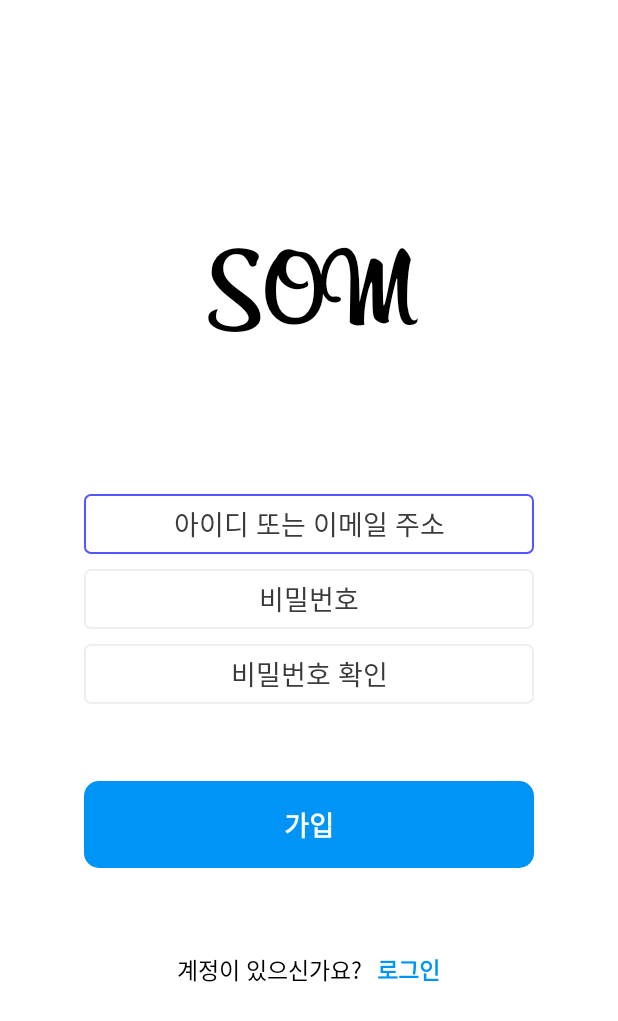
After one commit to hyunmin0317/SOM-FE, an Android app: the SignupActivity screen opened directly, with no data from a screen before it, on a phone screen of 412 x 824 dp. The commit adds this screen. Shown: the top 1021 px of the screen. Run offline under Robolectric (Android 15) with nearby library versions, the phone set to English and light mode, and no system bars.

Commit message:
feat: login & signup

```diff
--- a/app/src/main/java/com/example/som/MainActivity.kt
+++ b/app/src/main/java/com/example/som/MainActivity.kt
@@ -30,5 +30,7 @@ class MainActivity : AppCompatActivity() {
                     })
             builder.show()
         }
+
+        user_info.setOnClickListener { startActivity(Intent(this@MainActivity, UserInfoActivity::class.java)) }
     }
 }
--- a/app/src/main/java/com/example/som/QuestionActivity.kt
+++ b/app/src/main/java/com/example/som/QuestionActivity.kt
@@ -5,7 +5,9 @@ import androidx.appcompat.app.AppCompatActivity
 import android.os.Bundle
 import android.widget.Toast
 import com.facebook.stetho.okhttp3.StethoInterceptor
+import kotlinx.android.synthetic.main.activity_main.*
 import kotlinx.android.synthetic.main.activity_question.*
+import kotlinx.android.synthetic.main.activity_question.user_info
 import okhttp3.Interceptor
 import okhttp3.OkHttpClient
 import retrofit2.Call
@@ -36,6 +38,7 @@ class QuestionActivity : AppCompatActivity() {
             playGame()
             changeQuestion(eCategory!!)
         }
+        user_info.setOnClickListener { startActivity(Intent(this@QuestionActivity, UserInfoActivity::class.java)) }
     }
 
     fun playGame() {
--- /dev/null
+++ b/app/src/main/res/drawable/edittext_rounded_corner_rectangle.xml
@@ -0,0 +1,25 @@
+<?xml version="1.0" encoding="utf-8"?>
+
+<selector xmlns:android="http://schemas.android.com/apk/res/android">
+    <item android:state_focused="true">
+        <shape xmlns:android="http://schemas.android.com/apk/res/android" android:shape="rectangle">
+            <stroke
+                android:width="1dp"
+                android:color="#5555FF" />
+            <corners android:radius="4dp"/>
+            <solid
+                android:color="#FFFFFF" />
+        </shape>
+    </item>
+
+    <item android:state_focused="false">
+        <shape xmlns:android="http://schemas.android.com/apk/res/android" android:shape="rectangle">
+            <stroke
+                android:width="1dp"
+                android:color="#EEEEEE" />
+            <corners android:radius="4dp"/>
+            <solid
+                android:color="#FFFFFF" />
+        </shape>
+    </item>
+</selector>
--- /dev/null
+++ b/app/src/main/res/layout/activity_signup.xml
@@ -0,0 +1,107 @@
+<?xml version="1.0" encoding="utf-8"?>
+<LinearLayout xmlns:android="http://schemas.android.com/apk/res/android"
+    xmlns:app="http://schemas.android.com/apk/res-auto"
+    xmlns:tools="http://schemas.android.com/tools"
+    android:layout_width="match_parent"
+    android:layout_height="match_parent"
+    android:background="#ffffff"
+    android:orientation="vertical"
+    tools:context=".LoginActivity">
+
+
+    <TextView
+        android:layout_width="match_parent"
+        android:layout_height="wrap_content"
+        android:layout_marginTop="150dp"
+        android:gravity="center"
+        android:text="SOM"
+        android:textColor="#000000"
+        android:fontFamily="@font/billabong"
+        android:textSize="80dp" />
+
+
+    <LinearLayout
+        android:layout_width="match_parent"
+        android:layout_height="wrap_content"
+        android:layout_gravity="center"
+        android:orientation="vertical"
+        android:padding="56dp">
+
+        <EditText
+            android:id="@+id/username_inputbox"
+            android:layout_width="match_parent"
+            android:layout_height="40dp"
+            android:layout_gravity="center"
+            android:layout_marginBottom="10dp"
+            android:gravity="center"
+            android:hint="아이디 또는 이메일 주소"
+            android:background="@drawable/edittext_rounded_corner_rectangle"
+            android:textColorHint="#383A3C" />
+
+        <EditText
+            android:id="@+id/password1_inputbox"
+            android:layout_width="match_parent"
+            android:layout_height="40dp"
+            android:layout_gravity="center"
+            android:layout_marginBottom="10dp"
+            android:gravity="center"
+            android:inputType="textPassword"
+            android:hint="비밀번호"
+            android:background="@drawable/edittext_rounded_corner_rectangle"
+            android:textColorHint="#383A3C" />
+        <EditText
+            android:id="@+id/password2_inputbox"
+            android:layout_width="match_parent"
+            android:layout_height="40dp"
+            android:layout_gravity="center"
+            android:layout_marginBottom="1dp"
+            android:gravity="center"
+            android:inputType="textPassword"
+            android:hint="비밀번호 확인"
+            android:background="@drawable/edittext_rounded_corner_rectangle"
+            android:textColorHint="#383A3C" />
+
+        <TextView
+            android:id="@+id/signup"
+            android:layout_width="match_parent"
+            android:layout_height="wrap_content"
+            android:layout_gravity="center"
+            android:layout_marginTop="50dp"
+            android:padding="15dp"
+            android:background="@drawable/rounded_button"
+            android:textColor="#ffffff"
+            android:gravity="center"
+            android:text="가입"
+            android:textSize="18dp"
+            android:textStyle="bold" />
+    </LinearLayout>
+
+    <LinearLayout
+        android:layout_width="wrap_content"
+        android:layout_height="wrap_content"
+        android:layout_gravity="center">
+        <TextView
+            android:layout_width="wrap_content"
+            android:layout_height="wrap_content"
+            android:textColor="#000000"
+            android:textSize="15dp"
+            android:text="계정이 있으신가요?" />
+
+        <TextView
+            android:id="@+id/login"
+            android:layout_width="wrap_content"
+            android:layout_height="wrap_content"
+            android:layout_marginLeft="10dp"
+            android:textStyle="bold"
+            android:textColor="#0094f6"
+            android:textSize="15dp"
+            android:text="로그인" />
+
+
+    </LinearLayout>
+
+
+
+
+
+</LinearLayout>
```
Also changed, not shown: app/src/main/AndroidManifest.xml (+7 -8 lines), app/src/main/java/com/example/som/IntroActivity.kt (+12 -3 lines), app/src/main/java/com/example/som/LoginActivity.kt (added, +62 -0 lines), app/src/main/java/com/example/som/MasterApplication.kt (added, +70 -0 lines), app/src/main/java/com/example/som/RetrofitService.kt (+16 -2 lines), app/src/main/java/com/example/som/SignupActivity.kt (added, +67 -0 lines), app/src/main/java/com/example/som/User.kt (added, +8 -0 lines), app/src/main/java/com/example/som/UserInfoActivity.kt (added, +44 -0 lines), app/src/main/res/layout/activity_login.xml (added, +96 -0 lines), app/src/main/res/layout/activity_user_info.xml (added, +97 -0 lines).
